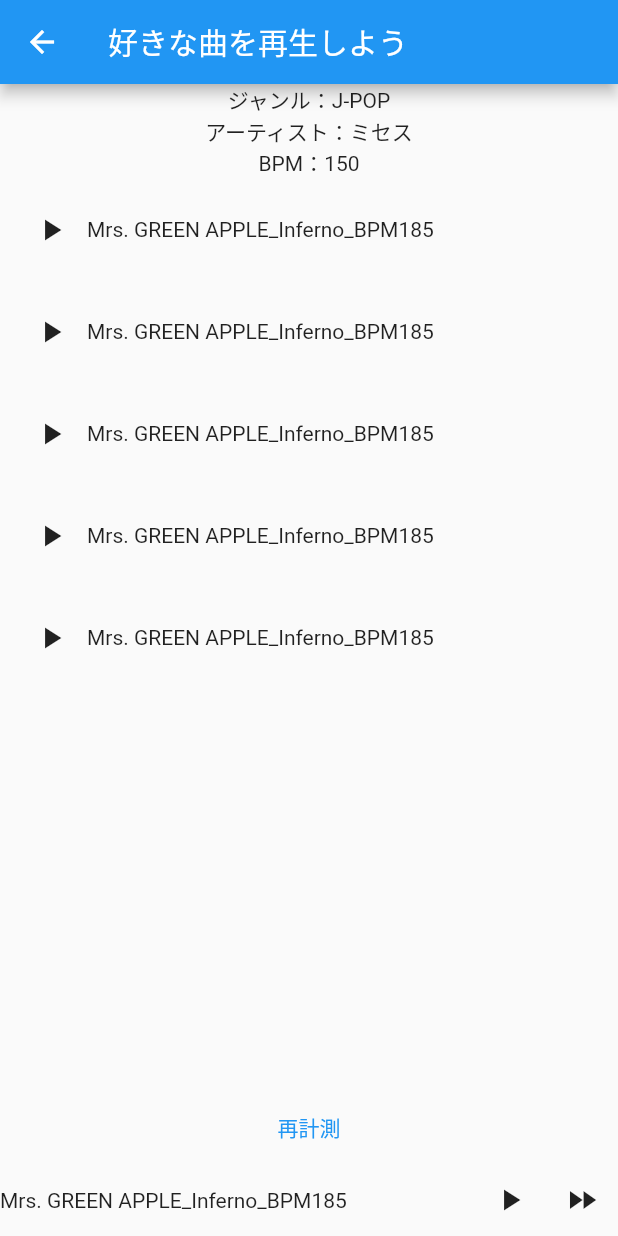
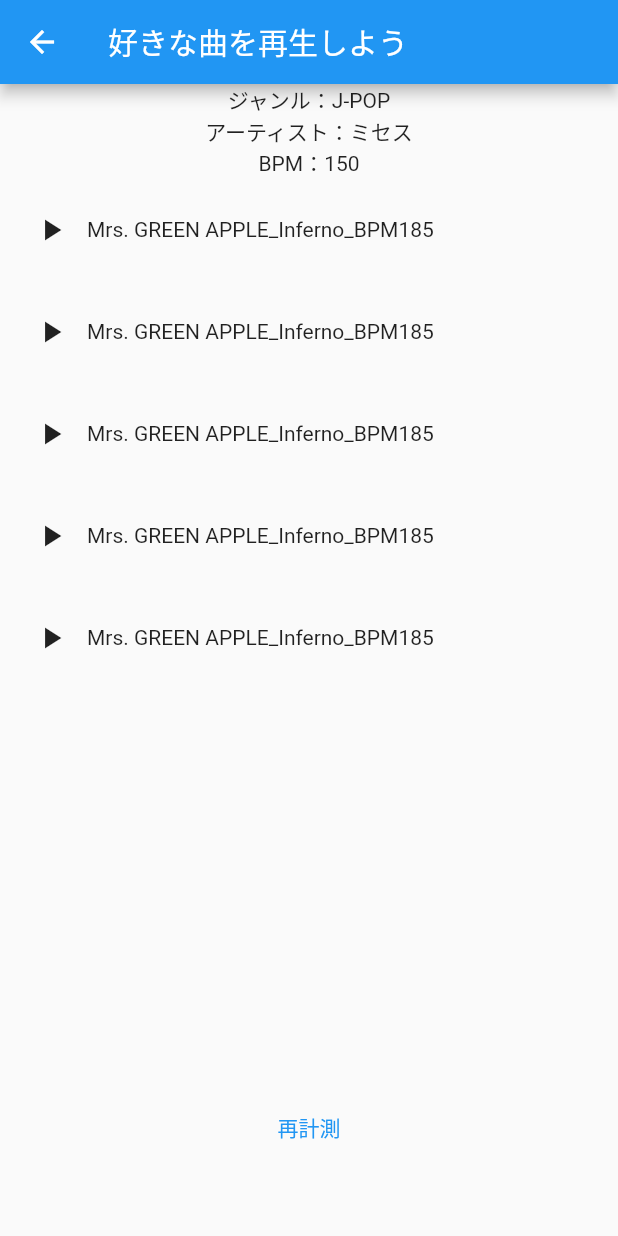
Before and after one commit to beatwalking55/beatim2, a Flutter app: the PlayPage screen opened directly, on a phone screen of 412 x 824 dp. Run offline on Flutter 3.47's test engine with Material 2 defaults, Android fonts, the phone set to English and light mode, and no system bars; our stand-ins replace just_audio; missing offline and left inert: audio_session.

Commit message:
色々機能追加

```diff
--- a/lib/playpage.dart
+++ b/lib/playpage.dart
@@ -57,6 +57,7 @@ class _PlayPageState extends State<PlayPage> {
                                   playingmusic = index;
                                   playericon = Icons.pause;
                                   music = musics[playlist[index]]['filename'];
+                                  visible = true;
                                   //ORIGINAL_BPM = musics[playlist[index]]['BPM'];
                                 });
                                 _loadAudioFile();
@@ -80,15 +81,22 @@ class _PlayPageState extends State<PlayPage> {
                 });
               }, child: Text("再計測")
               ),
-              Row(
+              Visibility(
+                visible: visible,
+                maintainSize: true,
+                maintainAnimation: true,
+                maintainState: true,
+                child: Row(
                   children: [
                       Expanded(child: Text(musics[playlist[playingmusic]]['name'], overflow: TextOverflow.ellipsis,)),
                       IconButton(onPressed:(){
                         if(playericon == Icons.play_arrow){
-                      _playSoundFile();
                           setState(() {
                             playericon = Icons.pause;
+                            music = musics[playlist[playingmusic]]['filename'];
+
                           });
+                          _playSoundFile();
                         }else{
                           player.pause();
                           setState(() {
@@ -104,14 +112,21 @@ class _PlayPageState extends State<PlayPage> {
                           onPressed: (){
                             player.pause();
                             setState(() {
+                              if(playingmusic == playlist.length-1){
+                                playingmusic = 0;
+                              }else{
                                 playingmusic += 1;
+                              }
                               music = musics[playlist[playingmusic]]['filename'];
                             });
                             _loadAudioFile();
+                            if (playericon == Icons.pause){
                               _playSoundFile();
+                            }
                           },
                           icon: Icon(Icons.fast_forward))
                     ],
+                  ),
                 ),
             ],
           ),
--- a/lib/variables.dart
+++ b/lib/variables.dart
@@ -8,3 +8,4 @@ var playlist = [0,0,0,0,0];
 var music = "audio/Mrs. GREEN APPLE_青と夏__BPM185.mp3";
 var playericon = Icons.play_arrow;
 int playingmusic = 0;
+var visible = false;
```
Lines whose indentation alone changed are shown as unchanged.
